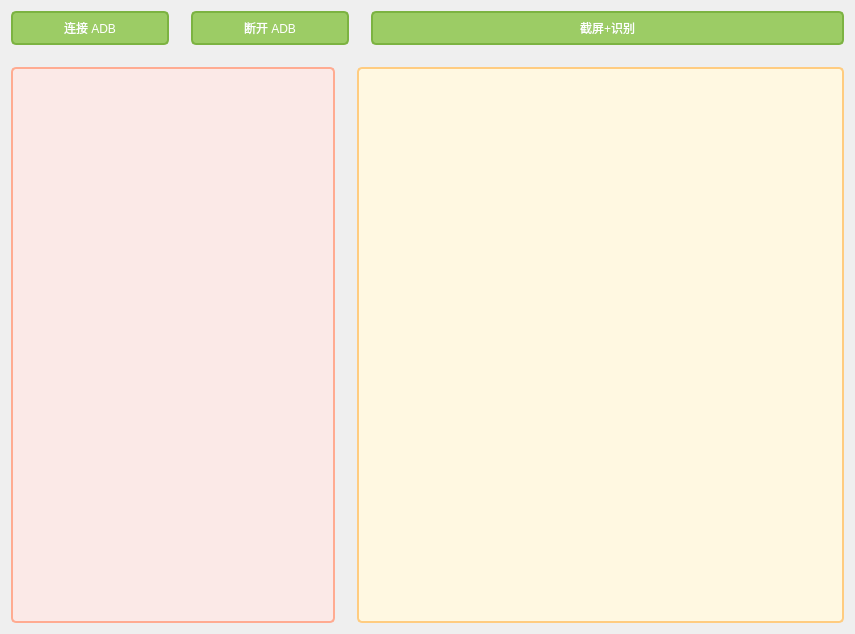
The window that ADB_full_screen_rich.ui (TaylorAndTony/PhoneImageOCR) describes before a commit, drawn with Qt 5.
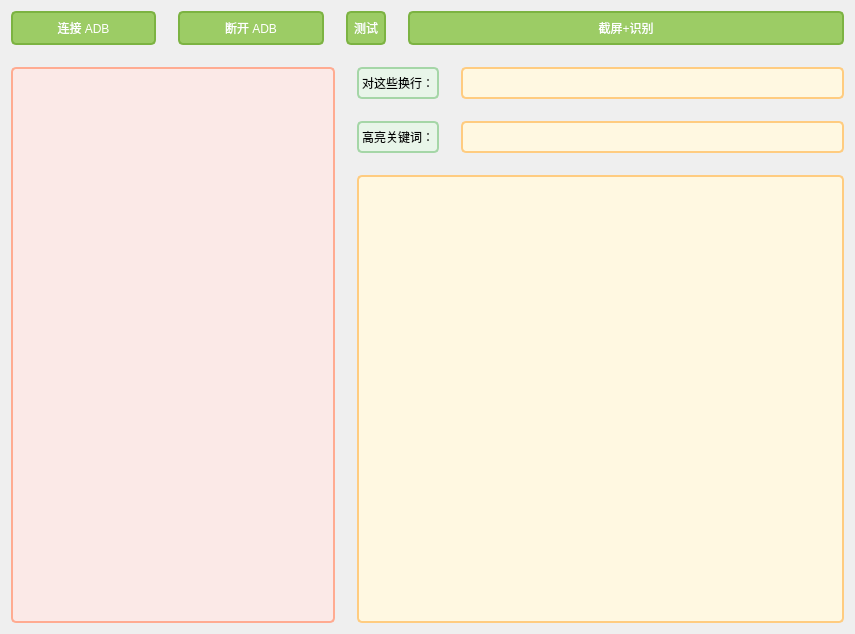
The same window after the commit.

Commit message: added highlight and new line

```diff
--- a/ADB_full_screen_rich.ui
+++ b/ADB_full_screen_rich.ui
@@ -14,7 +14,7 @@
    <string>Form</string>
   </property>
   <property name="styleSheet">
-   <string notr="true">QPlainTextEdit, QLineEdit
+   <string notr="true">QPlainTextEdit, QLineEdit,QTextEdit
 {
   font: 14pt &quot;Microsoft YaHei UI&quot;;
   background-color:#fff8e1;
@@ -67,7 +67,7 @@
     <number>22</number>
    </property>
    <item>
-    <layout class="QHBoxLayout" name="horizontalLayout_2" stretch="1,1,3">
+    <layout class="QHBoxLayout" name="horizontalLayout_2" stretch="1,1,0,3">
      <item>
       <widget class="QPushButton" name="connectADB">
        <property name="text">
@@ -82,6 +82,13 @@
        </property>
       </widget>
      </item>
+     <item>
+      <widget class="QPushButton" name="test_btn">
+       <property name="text">
+        <string>测试</string>
+       </property>
+      </widget>
+     </item>
      <item>
       <widget class="QPushButton" name="shoot_now">
        <property name="text">
@@ -109,7 +116,39 @@
       </widget>
      </item>
      <item>
-      <widget class="QPlainTextEdit" name="text_out"/>
+      <layout class="QVBoxLayout" name="verticalLayout_2">
+       <item>
+        <layout class="QHBoxLayout" name="horizontalLayout_3">
+         <item>
+          <widget class="QLabel" name="label">
+           <property name="text">
+            <string>对这些换行：</string>
+           </property>
+          </widget>
+         </item>
+         <item>
+          <widget class="QLineEdit" name="new_line"/>
+         </item>
+        </layout>
+       </item>
+       <item>
+        <layout class="QHBoxLayout" name="horizontalLayout_4">
+         <item>
+          <widget class="QLabel" name="t3rgef">
+           <property name="text">
+            <string>高亮关键词：</string>
+           </property>
+          </widget>
+         </item>
+         <item>
+          <widget class="QLineEdit" name="highlight"/>
+         </item>
+        </layout>
+       </item>
+       <item>
+        <widget class="QTextEdit" name="rich_out"/>
+       </item>
+      </layout>
      </item>
     </layout>
    </item>
```
The commit also changes 1 other file.
